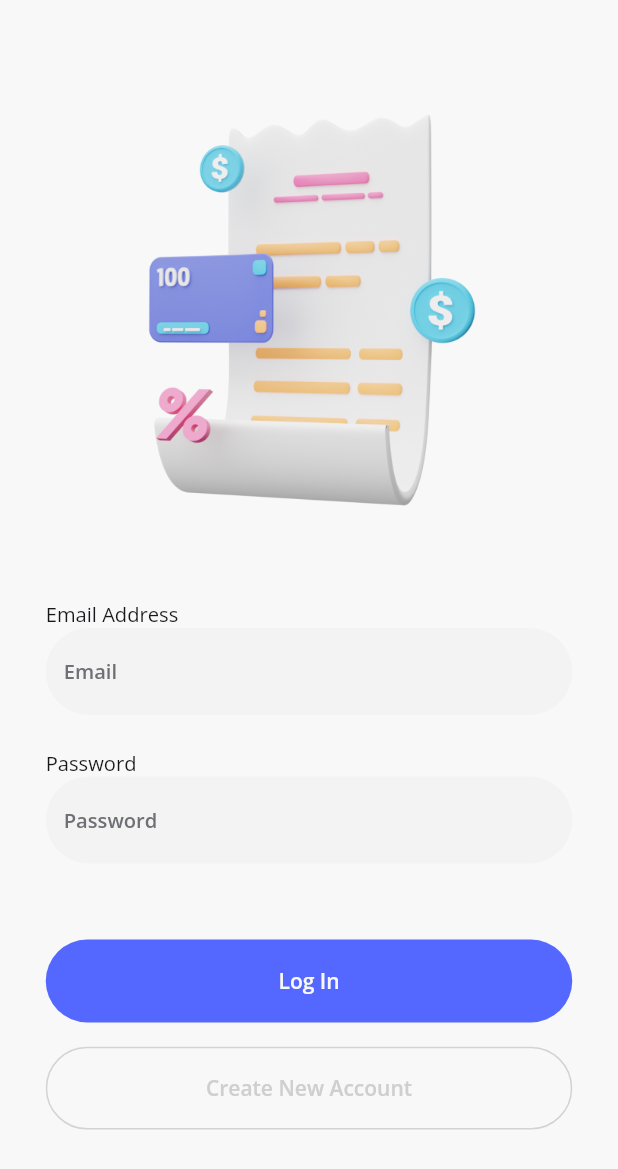
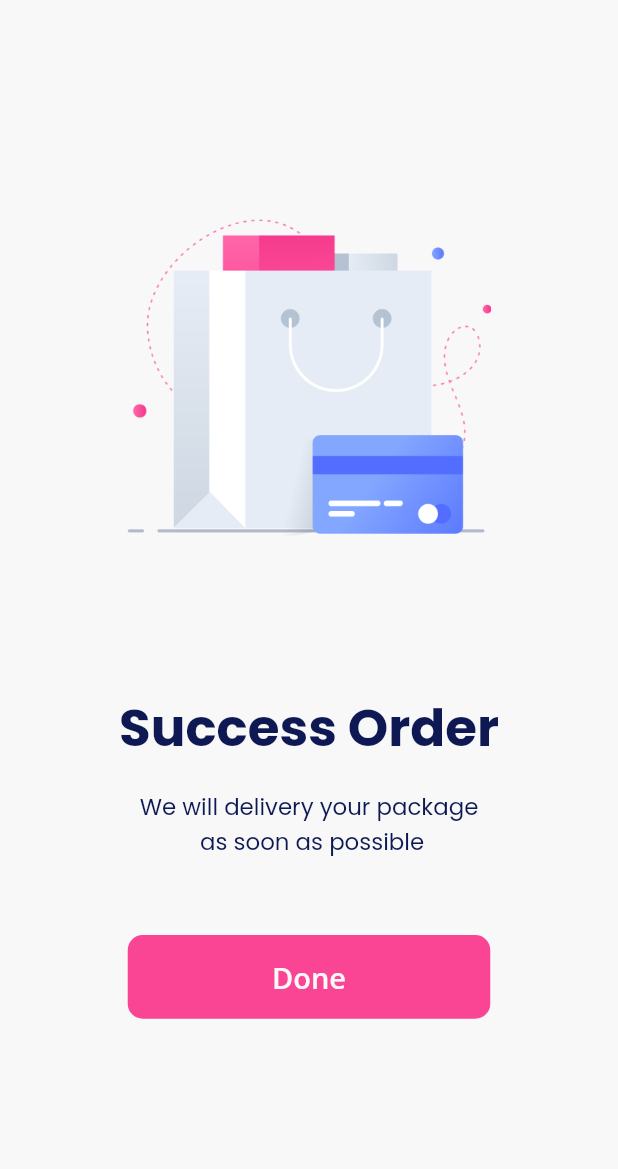
Before and after one commit to rizkitriandani/flutter_ui_challenge, a Flutter app: the screen it shows after launch, on a phone screen of 412 x 824 dp. Shown: the top 1169 px of the screen. Run offline on Flutter 3.47's test engine with Material 2 defaults, Android fonts, the phone set to English and light mode, and no system bars; our stand-ins replace google_fonts, responsive_sizer.

Commit message:
First empty done.

```diff
--- a/lib/main.dart
+++ b/lib/main.dart
@@ -2,6 +2,7 @@ import 'package:flutter/material.dart';
 import 'package:flutter_ui_challenge/pages/first_signin.dart';
 import 'package:responsive_sizer/responsive_sizer.dart';
 
+import 'pages/first_empty.dart';
 import 'pages/second_signin.dart';
 
 void main() => runApp(const SevenDays());
@@ -20,7 +21,8 @@ class SevenDays extends StatelessWidget {
         home: ResponsiveSizer(
           // home: SecondGetStarted(),
           // builder: (context, orientation, screenType) => const FirstSignIn(),
-          builder: (context, orientation, screenType) => const SecondSignIn(),
+          // builder: (context, orientation, screenType) => const SecondSignIn(),
+          builder: (context, orientation, screenType) => const FirstEmpty(),
         )
         // home: UIButtonShowCase(),
         );
--- /dev/null
+++ b/lib/pages/first_empty.dart
@@ -0,0 +1,53 @@
+import 'package:flutter/material.dart';
+import 'package:responsive_sizer/responsive_sizer.dart';
+import 'package:flutter_ui_challenge/widgets/theme.dart';
+
+class FirstEmpty extends StatelessWidget {
+  const FirstEmpty({Key? key}) : super(key: key);
+
+  @override
+  Widget build(BuildContext context) {
+    return Scaffold(
+      backgroundColor: whiteBg,
+      body: Center(
+        child: Column(
+          mainAxisAlignment: MainAxisAlignment.center,
+          children: [
+            Image.asset('assets/take_out.png', width: 63.92.w, height: 25.86.h),
+            SizedBox(
+              height: 12.31.h,
+            ),
+            Text('Success Order', style: boldTextStyle),
+            SizedBox(
+              height: 1.97.h,
+            ),
+            SizedBox(
+              width: 63.w,
+              child: Text(
+                'We will delivery your package\n as soon as possible',
+                style: regularTextStyle,
+                textAlign: TextAlign.center,
+              ),
+            ),
+            Container(
+              width: 58.66.w,
+              height: 6.77.h,
+              margin: EdgeInsets.only(top: 6.15.h),
+              child: TextButton(
+                onPressed: () {},
+                style: TextButton.styleFrom(
+                    backgroundColor: const Color(0xffF94593),
+                    shape: RoundedRectangleBorder(
+                        borderRadius: BorderRadius.circular(10))),
+                child: Text(
+                  "Done",
+                  style: buttonTextStyle,
+                ),
+              ),
+            ),
+          ],
+        ),
+      ),
+    );
+  }
+}
--- /dev/null
+++ b/lib/widgets/theme.dart
@@ -0,0 +1,20 @@
+import 'package:flutter/material.dart';
+import 'package:google_fonts/google_fonts.dart';
+import 'package:responsive_sizer/responsive_sizer.dart';
+
+Color darkBlue = const Color(0xff0E1954);
+Color whiteBg = const Color(0xfff8f8f8);
+
+TextStyle boldTextStyle = GoogleFonts.poppins(
+    color: darkBlue, fontSize: 24.sp, fontWeight: FontWeight.bold);
+
+TextStyle regularTextStyle = GoogleFonts.poppins(
+  color: darkBlue,
+  fontSize: 16.sp,
+);
+
+TextStyle buttonTextStyle = GoogleFonts.openSans(
+  color: whiteBg,
+  fontSize: 18.sp,
+  fontWeight: FontWeight.w600,
+);
```
Also changed, not shown: assets/graph.png (added), assets/ic_rocket.png (added), assets/take_out.png (added).
